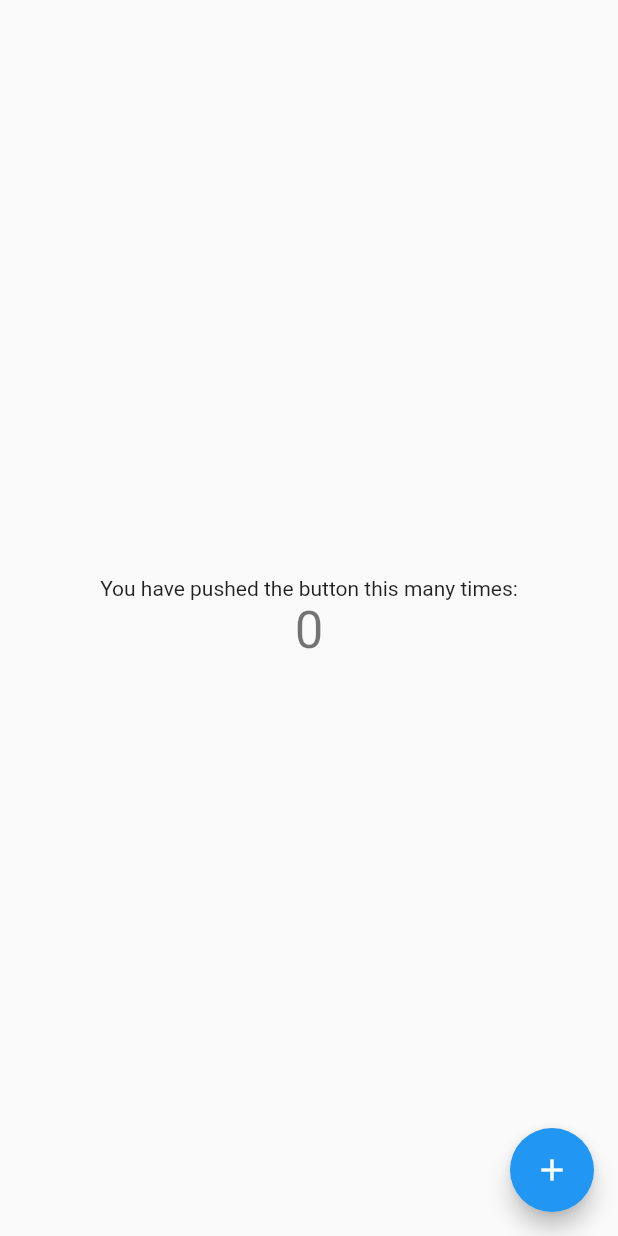
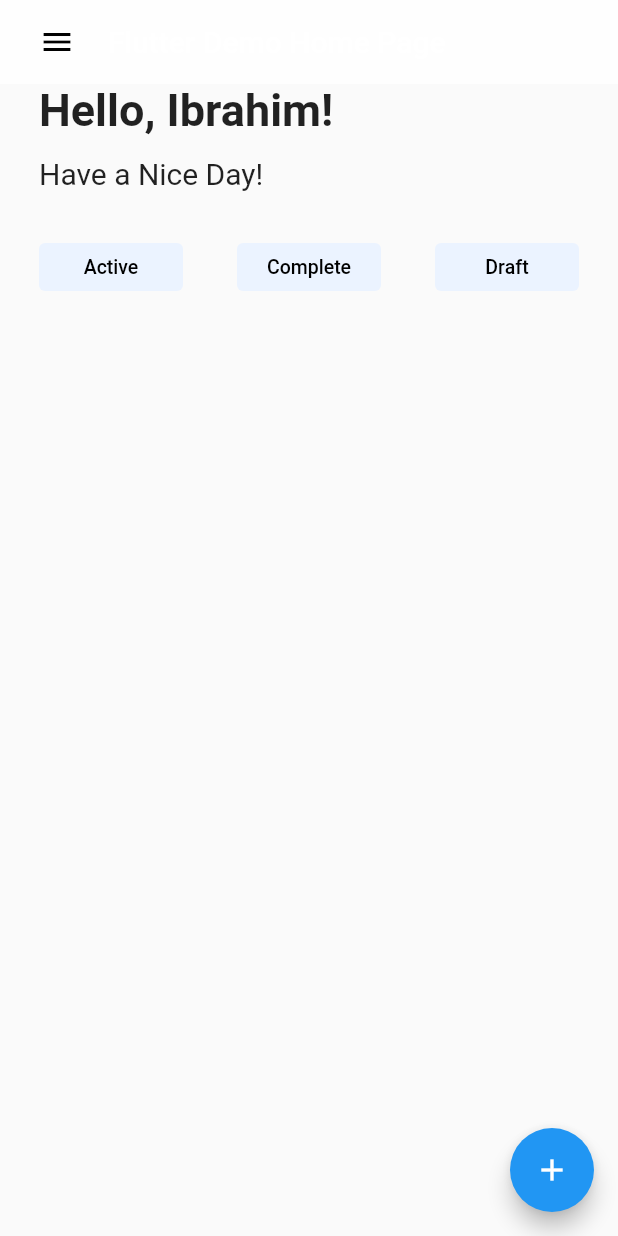
Before and after one commit to Ifraibrahim770/goal-tracker-5000, a Flutter app: the screen it shows after launch, on a phone screen of 412 x 824 dp. Run offline on Flutter 3.47's test engine with Material 2 defaults, Android fonts, the phone set to English and light mode, and no system bars.

Commit message:
Added Title Menu and Navigation Button to Home Screen

```diff
--- a/lib/screens/home_page.dart
+++ b/lib/screens/home_page.dart
@@ -1,3 +1,4 @@
+import 'package:flutter/foundation.dart';
 import 'package:flutter/material.dart';
 
 
@@ -68,36 +69,108 @@ class _MyHomePageState extends State<MyHomePage> {
     // than having to individually change instances of widgets.
     return Scaffold(
 
-      body: Center(
-        // Center is a layout widget. It takes a single child and positions it
-        // in the middle of the parent.
-        child: Column(
-          // Column is also a layout widget. It takes a list of children and
-          // arranges them vertically. By default, it sizes itself to fit its
-          // children horizontally, and tries to be as tall as its parent.
-          //
-          // Invoke "debug painting" (press "p" in the console, choose the
-          // "Toggle Debug Paint" action from the Flutter Inspector in Android
-          // Studio, or the "Toggle Debug Paint" command in Visual Studio Code)
-          // to see the wireframe for each widget.
-          //
-          // Column has various properties to control how it sizes itself and
-          // how it positions its children. Here we use mainAxisAlignment to
-          // center the children vertically; the main axis here is the vertical
-          // axis because Columns are vertical (the cross axis would be
-          // horizontal).
-          mainAxisAlignment: MainAxisAlignment.center,
-          children: <Widget>[
-            const Text(
-              'You have pushed the button this many times:',
-            ),
-            Text(
-              '$_counter',
-              style: Theme.of(context).textTheme.headline4,
-            ),
-          ],
+      appBar: AppBar(
+        iconTheme: const IconThemeData(
+          color: Colors.black, //change your color here
         ),
+
+        title: Text(widget.title),
+        elevation: 0,
+        leading: Padding(
+            padding: const EdgeInsets.only(left: 18),
+          child: IconButton(
+            onPressed: () {},
+            icon: const Icon(Icons.menu),
+          ),
+        ),
+        backgroundColor: Colors.white70,
       ),
+
+
+        body: Padding(padding: const EdgeInsets.only(left: 26, right: 26),
+          child: Column(
+              crossAxisAlignment: CrossAxisAlignment.start,
+            children:  <Widget>[
+              // Figma: TOP SPOT GROUP
+             Column(
+                crossAxisAlignment: CrossAxisAlignment.start,
+                children: const [
+                  Text('Hello, Ibrahim!',style: TextStyle(fontSize: 30, fontWeight:FontWeight.bold )),
+                  SizedBox(height: 13,),
+                  Text('Have a Nice Day!', style: TextStyle(fontSize: 20),)
+
+                ],
+
+              ),
+
+             const SizedBox(height: 35,),
+              //FIGMA: NAVIGATION BUTTON GROUP
+              Row(
+                mainAxisAlignment: MainAxisAlignment.spaceBetween,
+                children:  <Widget> [
+                SizedBox(
+                    height:32, //height of button
+                    width:96, //width of button
+                    child:ElevatedButton(onPressed: () {
+                      if (kDebugMode) {
+                        print('Active Button Pressed');
+                      }
+
+                    },
+
+                      style: ElevatedButton.styleFrom(
+                        backgroundColor: const Color(0xFFEBF3FF),
+                        elevation: 0,
+                      ), child: const Text('Active', style: TextStyle(color: Colors.black,fontSize: 13),),
+                      //parameters of Button class
+                    )
+                ),
+
+                  SizedBox(
+                      height:32, //height of button
+                      width:96, //width of button
+                      child:ElevatedButton(onPressed: () {
+                        if (kDebugMode) {
+                          print('Complete Button Pressed');
+                        }
+
+
+                      },
+                        style: ElevatedButton.styleFrom(
+                            backgroundColor: const Color(0xFFEBF3FF),
+                            elevation: 0,
+                        ), child: const Text('Complete', style: TextStyle(color: Colors.black, fontSize: 13),),
+                        //parameters of Button class
+                      )
+                  ),
+
+                  SizedBox(
+                      height:32, //height of button
+                      width:96, //width of button
+                      child:ElevatedButton(onPressed: () {
+                        if (kDebugMode) {
+                          print('Draft Button Pressed');
+                        }
+
+
+                      },
+                        style: ElevatedButton.styleFrom(
+                            backgroundColor: const Color(0xFFEBF3FF),
+                            elevation: 0,
+                        ), child: const Text('Draft', style: TextStyle(color: Colors.black,fontSize: 13),),
+
+                        //parameters of Button class
+                      )
+                  )
+
+                ],
+              )
+
+
+            ],
+          )
+        ),
+
       floatingActionButton: FloatingActionButton(
         onPressed: _incrementCounter,
         tooltip: 'Increment',
```
